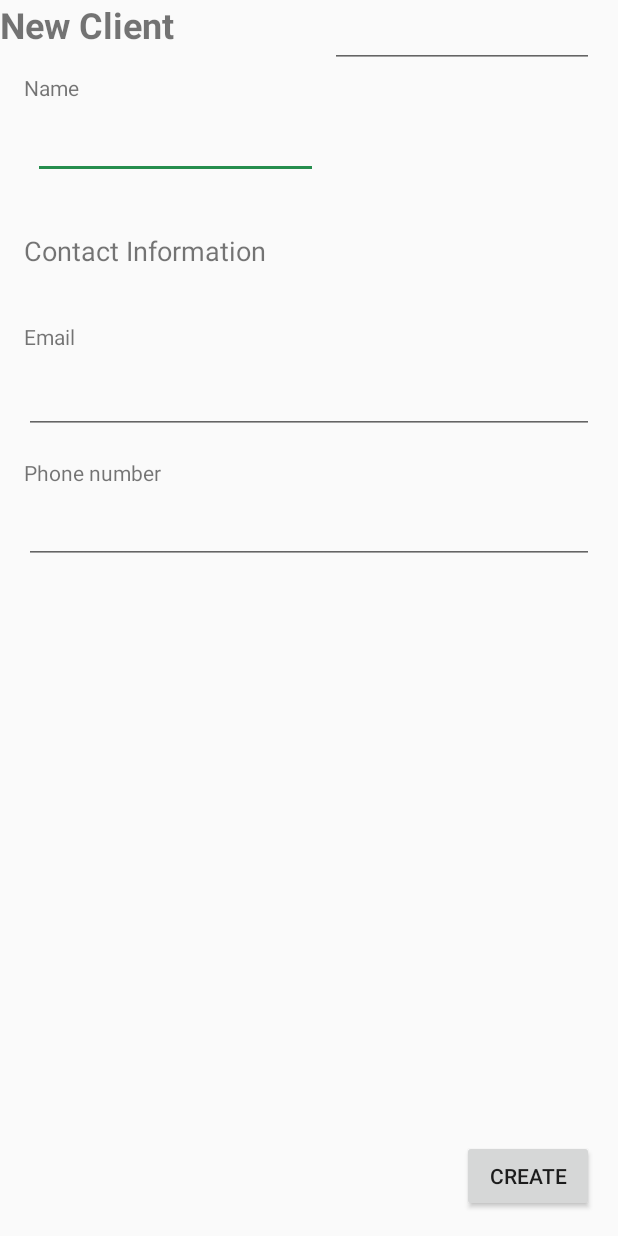
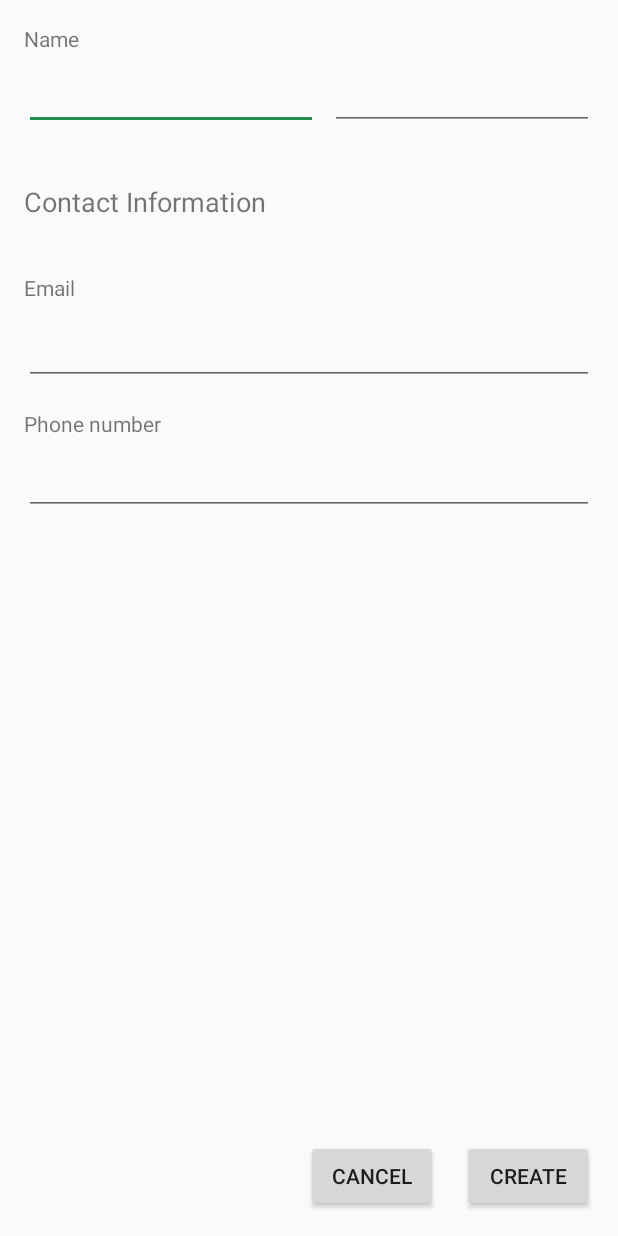
Before and after one commit to tigav/projectTracker, an Android app: the layout activity_new_client.xml on its own in the app's theme, with its tools: preview values and no code run, on a phone screen of 412 x 824 dp. Run offline under Robolectric (Android 15) with nearby library versions, the phone set to English and light mode, and no system bars.

Commit message:
Functional start

```diff
--- a/app/build.gradle
+++ b/app/build.gradle
@@ -39,6 +39,8 @@ dependencies {
     testImplementation 'junit:junit:4.12'
     androidTestImplementation 'com.android.support.test:runner:1.0.2'
     androidTestImplementation 'com.android.support.test.espresso:espresso-core:3.0.2'
+    implementation 'com.android.support:recyclerview-v7:28.0.0'
+
 
     // room db
     implementation            "android.arch.persistence.room:runtime:$rootProject.roomVersion"
--- a/app/src/main/res/layout/activity_new_client.xml
+++ b/app/src/main/res/layout/activity_new_client.xml
@@ -7,11 +7,6 @@
 		android:layout_width="match_parent"
 		android:layout_height="match_parent"
 		tools:context=".NewClientActivity">
-	<TextView
-			android:layout_width="379dp"
-			android:layout_height="wrap_content"
-			android:id="@+id/activityHeader" tools:text="@string/title_new_client"
-			style="@style/activityHeader" tools:layout_editor_absoluteY="16dp" tools:layout_editor_absoluteX="16dp"/>
 
 	<TextView
 			android:layout_width="0dp"
@@ -20,10 +15,10 @@
 			android:layout_marginStart="16dp"
 			android:labelFor="@id/firstNameField"
 			android:contentDescription="@string/hint_client_name"
-			tools:text="@string/name"
 			app:layout_constraintStart_toStartOf="parent"
-			android:layout_marginTop="16dp" app:layout_constraintTop_toBottomOf="@+id/activityHeader"
-			android:layout_marginEnd="16dp" app:layout_constraintEnd_toEndOf="parent"/>
+			android:layout_marginEnd="16dp" app:layout_constraintEnd_toEndOf="parent"
+			android:layout_marginTop="16dp" app:layout_constraintTop_toTopOf="parent" style="@style/field_header"
+			android:text="@string/name"/>
 	<EditText
 			android:layout_width="0dp"
 			android:layout_height="wrap_content"
@@ -31,7 +26,7 @@
 			android:ems="10"
 			android:id="@+id/firstNameField"
 			android:importantForAutofill="no"
-			app:layout_constraintTop_toBottomOf="@+id/firstNameLabel" android:layout_marginStart="22dp"
+			app:layout_constraintTop_toBottomOf="@+id/firstNameLabel" android:layout_marginStart="16dp"
 			app:layout_constraintStart_toStartOf="parent" android:layout_marginEnd="8dp"
 			app:layout_constraintEnd_toStartOf="@+id/lastNameField"/>
 
@@ -42,21 +37,22 @@
 			android:ems="10"
 			android:id="@+id/lastNameField"
 			app:layout_constraintEnd_toEndOf="parent"
-			android:importantForAutofill="no" tools:layout_editor_absoluteY="89dp" android:layout_marginEnd="16dp"/>
+			android:importantForAutofill="no" android:layout_marginEnd="16dp"
+			app:layout_constraintBaseline_toBaselineOf="@+id/firstNameField"/>
 
 	<!-- email -->
 	<TextView
 			android:id="@+id/emailLabel"
 			android:labelFor="@id/emailField"
 			android:contentDescription="@string/hint_email"
-			tools:text="@string/email"
 			android:layout_width="0dp"
 			android:layout_height="25dp"
 			android:layout_marginStart="16dp"
 			app:layout_constraintStart_toStartOf="parent"
 			app:layout_constraintEnd_toEndOf="parent"
 			android:layout_marginEnd="16dp" app:layout_constraintHorizontal_bias="0.0" android:layout_marginTop="16dp"
-			app:layout_constraintTop_toBottomOf="@+id/errorText_contact"/>
+			app:layout_constraintTop_toBottomOf="@+id/errorText_contact" style="@style/field_header"
+			android:text="@string/email"/>
 	<!-- note the change in inputType for later -->
 	<EditText
 			android:id="@+id/emailField"
@@ -76,13 +72,13 @@
 			android:id="@+id/phoneLabel"
 			android:labelFor="@id/phoneField"
 			android:contentDescription="@string/hint_phone"
-			tools:text="@string/phone_number"
 			android:layout_width="0dp"
 			android:layout_height="25dp"
 			android:layout_marginStart="16dp"
 			app:layout_constraintStart_toStartOf="parent"
 			android:layout_marginTop="16dp" app:layout_constraintTop_toBottomOf="@+id/emailField"
-			app:layout_constraintEnd_toEndOf="parent" android:layout_marginEnd="16dp"/>
+			app:layout_constraintEnd_toEndOf="parent" android:layout_marginEnd="16dp"
+			style="@style/field_header" android:text="@string/phone_number"/>
 	<!-- note the change in inputType for later -->
 	<EditText
 			android:id="@+id/phoneField"
@@ -117,12 +113,18 @@
 			app:layout_constraintEnd_toEndOf="parent" android:layout_marginEnd="16dp"
 			android:text="@string/name_validation"
 			app:layout_constraintHorizontal_bias="0.0"
-			app:layout_constraintTop_toBottomOf="@+id/textView3"/>
+			app:layout_constraintTop_toBottomOf="@+id/contactSubtitle"/>
 	<TextView
 			android:layout_width="0dp"
 			android:layout_height="wrap_content"
-			android:id="@+id/textView3" android:layout_marginTop="16dp"
+			android:id="@+id/contactSubtitle" android:layout_marginTop="16dp"
 			app:layout_constraintTop_toBottomOf="@+id/errorText_name" android:text="@string/subtitle_contactInfo"
 			style="@style/form_subtitle" app:layout_constraintEnd_toEndOf="parent" android:layout_marginEnd="16dp"
 			app:layout_constraintStart_toStartOf="parent" android:layout_marginStart="16dp"/>
+	<Button
+			android:layout_width="wrap_content"
+			android:layout_height="wrap_content"
+			android:id="@+id/button" app:layout_constraintEnd_toStartOf="@+id/createClientBttn"
+			android:layout_marginEnd="16dp" android:layout_marginBottom="16dp"
+			app:layout_constraintBottom_toBottomOf="parent" android:text="@string/cancel" android:onClick="cancel"/>
 </android.support.constraint.ConstraintLayout>
--- a/app/src/main/res/layout/recyclerview_item.xml
+++ b/app/src/main/res/layout/recyclerview_item.xml
@@ -3,6 +3,8 @@
 	android:layout_width="match_parent"
 	android:layout_height="wrap_content"
 	android:orientation="vertical">
-	<TextView android:id="@+id/recyclerItem" android:layout_width="match_parent" android:layout_height="wrap_content"/>
+	<TextView android:id="@+id/recyclerItem" android:layout_width="match_parent" android:layout_height="48sp"
+			  android:textSize="14sp" android:paddingTop="13dp" android:paddingLeft="8dp"
+			  android:paddingRight="8dp" android:clickable="true" android:focusable="true"/>
 
 </android.support.constraint.ConstraintLayout>
--- a/app/src/main/res/values/strings.xml
+++ b/app/src/main/res/values/strings.xml
@@ -10,6 +10,7 @@
 	<string name="nameless_client">Nameless Client</string>
 	<string name="client_name">%s %s</string>
 	<string name="title_new_client">New Client</string>
+	<string name="cancel">Cancel</string>
 	<string name="subtitle_contactInfo">Contact Information</string>
 	<string name="name">Name</string><string name="hint_client_name">Your client\'s name</string>
 	<string name="name_validation">Name is required</string>
--- a/app/src/main/res/values/styles.xml
+++ b/app/src/main/res/values/styles.xml
@@ -31,6 +31,10 @@
 		<item name="android:textSize">18sp</item>
 		<item name="android:layout_height">20dp</item>
 	</style>
+	<style name="field_header">
+		<item name="android:color">@color/MutedBlack</item>
+		<item name="android:textSize">14sp</item>
+	</style>
     <style name="errorText">
         <item name="android:textSize">14sp</item>
         <item name="android:textStyle">normal</item>
```
Also changed, not shown: app/src/main/java/net/designanddata/etools/projecttracker/NewClientActivity.kt (+12 -9 lines), app/src/main/java/net/designanddata/etools/projecttracker/view/ClientListAdapter.kt (+8 -1 lines), app/src/main/res/layout/activity_main.xml (+5 -4 lines).
